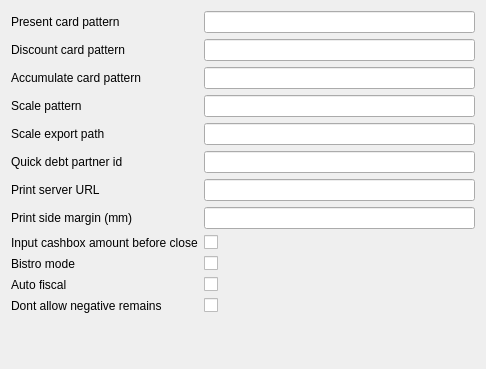
End1-1/Cafe5, file FrontDesk/rworkstationconfigcommon.ui: the form before one commit.
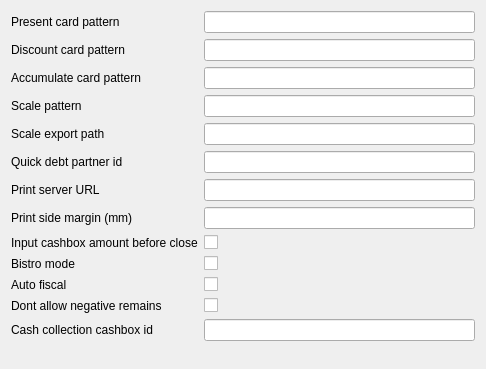
The form after the commit. Custom widgets are drawn as their Qt base class.

```diff
--- a/FrontDesk/rworkstationconfigcommon.ui
+++ b/FrontDesk/rworkstationconfigcommon.ui
@@ -131,6 +131,20 @@
    <item row="11" column="1">
     <widget class="QCheckBox" name="chDontAllowNegativeRemains"/>
    </item>
+   <item row="12" column="0">
+    <widget class="QLabel" name="labelCollectionCashbox">
+     <property name="text">
+      <string>Cash collection cashbox id</string>
+     </property>
+    </widget>
+   </item>
+   <item row="12" column="1">
+    <widget class="QLineEdit" name="leCollectionCashbox">
+     <property name="toolTip">
+      <string>Cash collected from the Waiter dashboard is moved to this cashbox. Leave 0 to only register the cash out.</string>
+     </property>
+    </widget>
+   </item>
   </layout>
  </widget>
  <customwidgets>
```
